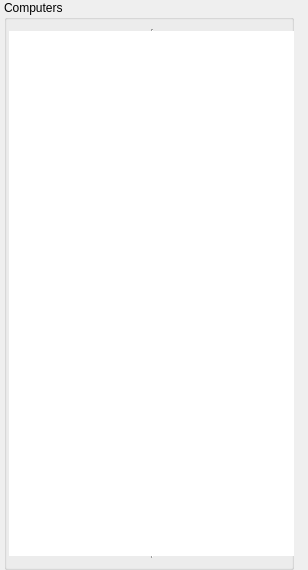
mhatina/openlmi_gui, file src/ui/widgets/pctreewidget.ui: the form before one commit.
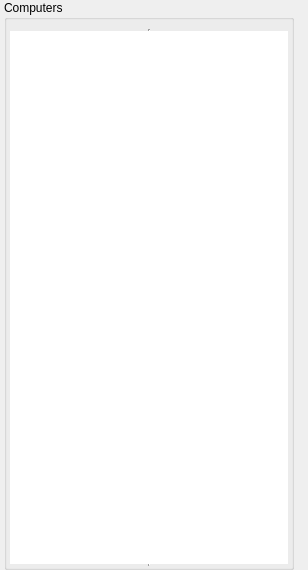
The form after the commit.

Diff of the .ui file:
```diff
--- a/src/ui/widgets/pctreewidget.ui
+++ b/src/ui/widgets/pctreewidget.ui
@@ -66,13 +66,19 @@
      </property>
      <layout class="QGridLayout" name="gridLayout_2">
       <property name="leftMargin">
-       <number>0</number>
+       <number>1</number>
+      </property>
+      <property name="rightMargin">
+       <number>1</number>
+      </property>
+      <property name="bottomMargin">
+       <number>1</number>
       </property>
       <item row="0" column="0" colspan="2">
        <widget class="QTreeWidget" name="tree">
         <property name="minimumSize">
          <size>
-          <width>290</width>
+          <width>280</width>
           <height>485</height>
          </size>
         </property>
```
